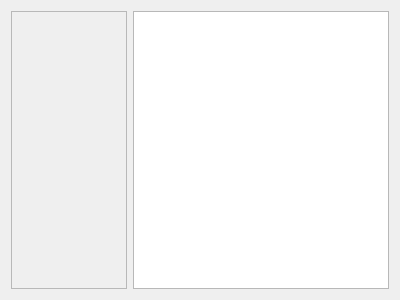
Old version of the form xraywindow.ui in the repository j71200/DentistHelper.
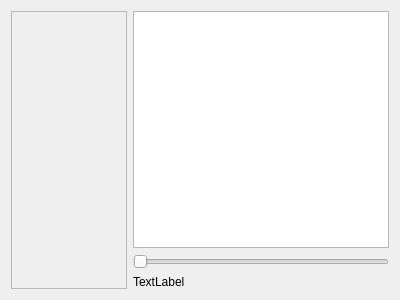
New version of the form. Custom widgets are drawn as their Qt base class.

Commit message: Finished x-ray TreeView - 2

```diff
--- a/xraywindow.ui
+++ b/xraywindow.ui
@@ -32,6 +32,8 @@
     </widget>
    </item>
    <item>
+    <layout class="QVBoxLayout" name="verticalLayout">
+     <item>
     <widget class="CustomTreeView" name="treeView">
      <property name="sizePolicy">
       <sizepolicy hsizetype="Expanding" vsizetype="Expanding">
@@ -40,6 +42,22 @@
       </sizepolicy>
      </property>
     </widget>
+     </item>
+     <item>
+      <widget class="QSlider" name="scaleSlider">
+       <property name="orientation">
+        <enum>Qt::Horizontal</enum>
+       </property>
+      </widget>
+     </item>
+     <item>
+      <widget class="QLabel" name="scaleLabel">
+       <property name="text">
+        <string>TextLabel</string>
+       </property>
+      </widget>
+     </item>
+    </layout>
    </item>
   </layout>
  </widget>
```
Left out of the diff: 2 changed lines with no effect on the pictures. Lines whose indentation alone changed are shown as unchanged. The commit also changes 2 other files.
